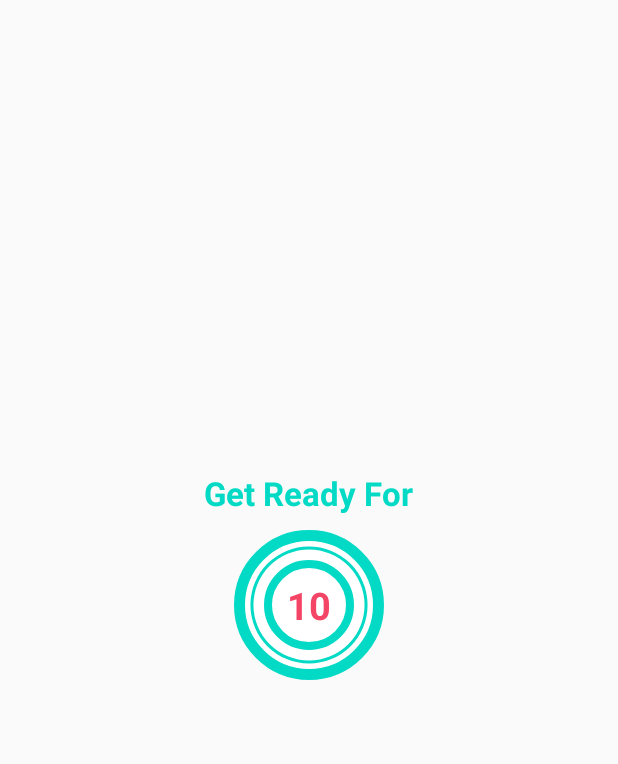
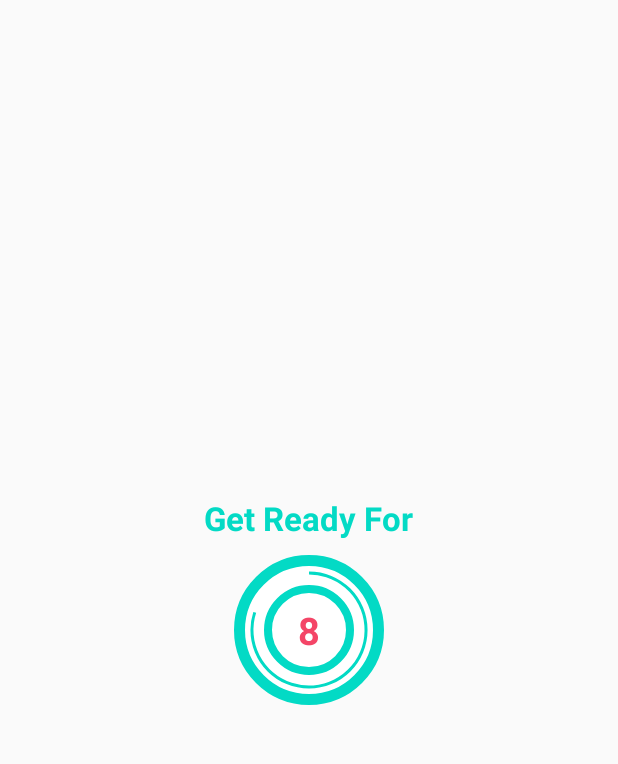
Before and after one commit to akshayyadav76/Workout_App, an Android app: the ExerciseActivity screen opened directly, with no data from a screen before it, on a phone screen of 412 x 824 dp, the part 84-848 px from its top. Run offline under Robolectric (Android 15) with nearby library versions, the phone set to English and light mode, and no system bars.

```diff
--- /dev/null
+++ b/app/src/main/java/com/ak/workoutapp/Constants.kt
@@ -0,0 +1,39 @@
+package com.ak.workoutapp
+
+import java.util.ArrayList
+
+class Constants {
+    companion object{
+
+        fun defaultExerciseList():ArrayList<ExerciseModel>{
+        val exerciseList = ArrayList<ExerciseModel>()
+
+        val jumpingJack = ExerciseModel(1,"JumpingJack",R.drawable.jumping_jack,false,false)
+            exerciseList.add(jumpingJack)
+
+        val wallSit = ExerciseModel(2,"Wall Sit",R.drawable.wall_sit,false,false)
+            exerciseList.add(wallSit)
+
+            val pushUp = ExerciseModel(2,"Push UP",R.drawable.push_up,false,false)
+            exerciseList.add(pushUp)
+
+            val abdominalCrunch = ExerciseModel(4,"Abodominal Crunch",R.drawable.abdominal_crunch,false,false)
+            exerciseList.add(abdominalCrunch)
+
+            val stepUpOnChair = ExerciseModel(5,"Step Up On Chair",R.drawable.step_up_on_chair,false,false)
+            exerciseList.add(stepUpOnChair)
+
+            val squat = ExerciseModel(6,"JumpingJack",R.drawable.squat,false,false)
+            exerciseList.add(squat)
+
+            val benchPres = ExerciseModel(7,"Bench Pres",R.drawable.bench_pres,false,false)
+            exerciseList.add(benchPres)
+
+            val inclinePres = ExerciseModel(8,"Incline Pres",R.drawable.incline_pres,false,false)
+            exerciseList.add(inclinePres)
+
+            return  exerciseList
+    }
+    }
+
+}
--- a/app/src/main/java/com/ak/workoutapp/ExerciseActivity.kt
+++ b/app/src/main/java/com/ak/workoutapp/ExerciseActivity.kt
@@ -2,10 +2,25 @@ package com.ak.workoutapp
 
 import androidx.appcompat.app.AppCompatActivity
 import android.os.Bundle
+import android.os.CountDownTimer
+import android.util.Log
+import android.view.View
+import android.widget.Toast
+
 import kotlinx.android.synthetic.main.activity_exercise.*
+import java.util.*
+import kotlin.collections.ArrayList
 
 class ExerciseActivity : AppCompatActivity() {
 
+    private var restTimer : CountDownTimer? =null
+    private  var restProgress =0
+
+    private var restTimer2 : CountDownTimer? =null
+    private  var restProgress2 =0
+
+    private var exerciseList :ArrayList<ExerciseModel>? =null
+    private var currentExercisePosition  = -1
 
     override fun onCreate(savedInstanceState: Bundle?) {
         super.onCreate(savedInstanceState)
@@ -20,5 +35,74 @@ class ExerciseActivity : AppCompatActivity() {
         toolbar_exercise_activity.setNavigationOnClickListener {
             onBackPressed()
         }
+        setupRestView()
+        exerciseList = Constants.defaultExerciseList()
+    }
+
+    override fun onDestroy() {
+        if(restTimer!=null){
+            restTimer!!.cancel()
+            restProgress =0
+        }
+        super.onDestroy()
+
+    }
+
+
+    private fun setRestProgressBar(){
+        progress_bar.progress = restProgress
+        restTimer =  object : CountDownTimer(10000,1000){
+            override fun onTick(p0: Long) {
+               restProgress++
+                Log.e("my progreess bar check","$restProgress")
+                progress_bar.progress = 10-restProgress
+                tvTimer.text = (10-restProgress).toString()
+
+            }
+
+            override fun onFinish() {
+                setupRestView2()
+               currentExercisePosition++
+            }
+
+        }.start()
+    }
+
+    private fun setRestProgressBar2(){
+        progress_bar2.progress = restProgress2
+        restTimer2 =  object : CountDownTimer(30000,1000){
+            override fun onTick(p0: Long) {
+                restProgress2++
+                Log.e("my progreess bar check","$restProgress2")
+                progress_bar2.progress = 30-restProgress2
+                tvTimer2.text = (30-restProgress2).toString()
+
+            }
+
+            override fun onFinish() {
+                Toast.makeText(this@ExerciseActivity," next exersice",Toast.LENGTH_SHORT).show()
+            }
+
+        }.start()
+    }
+
+    private fun setupRestView(){
+        if(restTimer !=null){
+            restTimer!!.cancel()
+            restProgress =0
+        }
+        setRestProgressBar()
+    }
+
+    private fun setupRestView2(){
+
+        llRestView.visibility = View.GONE
+        llRestView2.visibility = View.VISIBLE
+
+        if(restTimer2 !=null){
+            restTimer2!!.cancel()
+            restProgress2 =0
+        }
+        setRestProgressBar2()
     }
 }
--- a/app/src/main/res/layout/activity_exercise.xml
+++ b/app/src/main/res/layout/activity_exercise.xml
@@ -16,13 +16,15 @@
         android:layout_height="?android:attr/actionBarSize"
         android:background="#FFFFFF"
         />
+
     <LinearLayout
         android:id="@+id/llRestView"
         android:layout_width="match_parent"
         android:layout_height="match_parent"
+        android:layout_below="@id/toolbar_exercise_activity"
+        android:layout_marginTop="33dp"
+        android:gravity="center"
         android:orientation="vertical"
-            android:layout_below="@id/toolbar_exercise_activity"
-            android:gravity="center"
         android:visibility="visible">
 
         <TextView
@@ -31,21 +33,23 @@
             android:text="Get Ready For"
             android:textColor="@color/colorAccent"
             android:textSize="22sp"
-                android:textStyle="bold"
-                />
+            android:textStyle="bold" />
+
         <FrameLayout
             android:layout_width="100dp"
             android:layout_height="100dp"
             android:layout_marginTop="10dp"
             android:background="@drawable/item_circular_color_accent_border">
+
             <ProgressBar
                 android:id="@+id/progress_bar"
                 style="?android:attr/progressBarStyleHorizontal"
                 android:layout_width="100dp"
                 android:layout_height="100dp"
                 android:layout_gravity="center"
+
+                android:indeterminate="false"
                 android:background="@drawable/circular_progress_gray"
-                    android:indeterminate="false"
                 android:max="10"
                 android:progress="100"
                 android:progressDrawable="@drawable/circular_progress_bar"
@@ -57,15 +61,15 @@
                 android:layout_gravity="center"
                 android:background="@drawable/item_circular_accent_bg"
                 android:gravity="center">
+
                 <TextView
                     android:id="@+id/tvTimer"
                     android:layout_width="wrap_content"
                     android:layout_height="wrap_content"
+                    android:text="10"
                     android:textColor="#f44567"
                     android:textSize="25sp"
-                        android:textStyle="bold"
-                        android:text="10"
-                        >
+                    android:textStyle="bold">
 
                 </TextView>
             </LinearLayout>
@@ -75,6 +79,65 @@
     </LinearLayout>
 
 
+    <LinearLayout
+        android:id="@+id/llRestView2"
+        android:layout_width="match_parent"
+        android:layout_height="match_parent"
+        android:layout_below="@id/toolbar_exercise_activity"
+        android:layout_marginTop="33dp"
+        android:gravity="center"
+        android:orientation="vertical"
+        android:visibility="gone">
 
+        <TextView
+            android:layout_width="wrap_content"
+            android:layout_height="wrap_content"
+            android:text="Exersise Time"
+            android:textColor="@color/colorAccent"
+            android:textSize="22sp"
+            android:textStyle="bold" />
+
+        <FrameLayout
+            android:layout_width="100dp"
+            android:layout_height="100dp"
+            android:layout_marginTop="10dp"
+            android:background="@drawable/item_circular_color_accent_border">
+
+            <ProgressBar
+                android:id="@+id/progress_bar2"
+                style="?android:attr/progressBarStyleHorizontal"
+                android:layout_width="100dp"
+                android:layout_height="100dp"
+                android:layout_gravity="center"
+
+                android:indeterminate="false"
+                android:background="@drawable/circular_progress_gray"
+                android:max="30"
+                android:progress="100"
+                android:progressDrawable="@drawable/circular_progress_bar"
+                android:rotation="-90" />
+
+            <LinearLayout
+                android:layout_width="60dp"
+                android:layout_height="60dp"
+                android:layout_gravity="center"
+                android:background="@drawable/item_circular_accent_bg"
+                android:gravity="center">
+
+                <TextView
+                    android:id="@+id/tvTimer2"
+                    android:layout_width="wrap_content"
+                    android:layout_height="wrap_content"
+                    android:text="10"
+                    android:textColor="#f44567"
+                    android:textSize="25sp"
+                    android:textStyle="bold">
+
+                </TextView>
+            </LinearLayout>
+
+        </FrameLayout>
+
+    </LinearLayout>
 
 </RelativeLayout>
```
Also changed, not shown: app/src/main/java/com/ak/workoutapp/ExerciseModel.kt (added, +49 -0 lines). Lines whose indentation alone changed are shown as unchanged.
